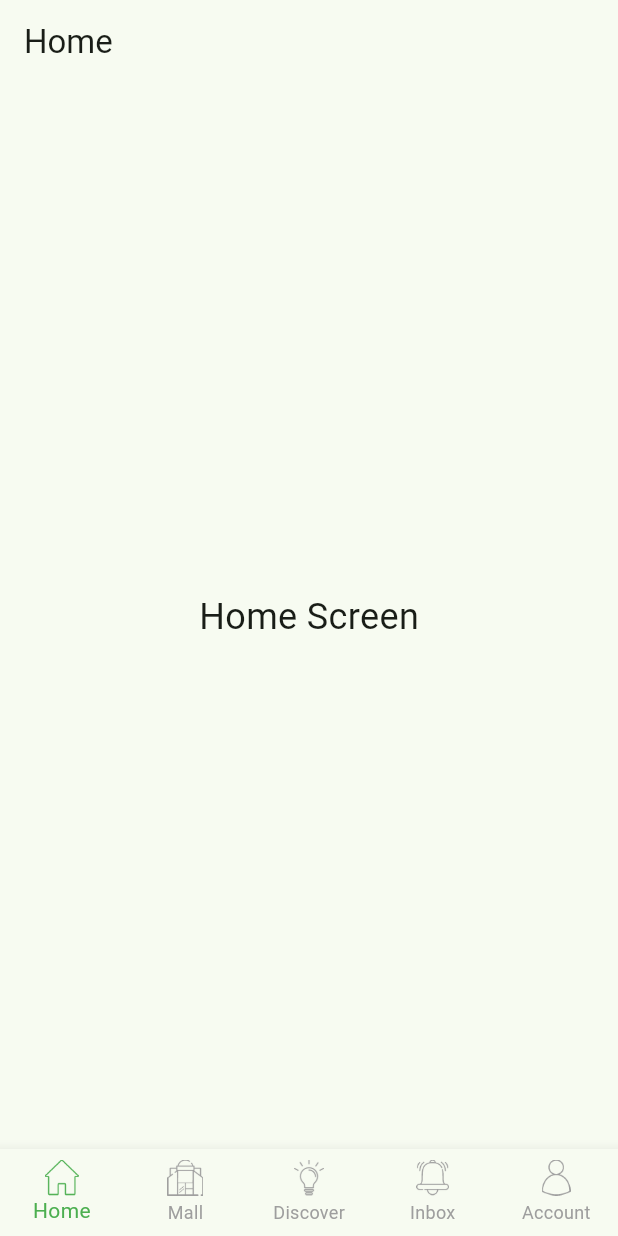
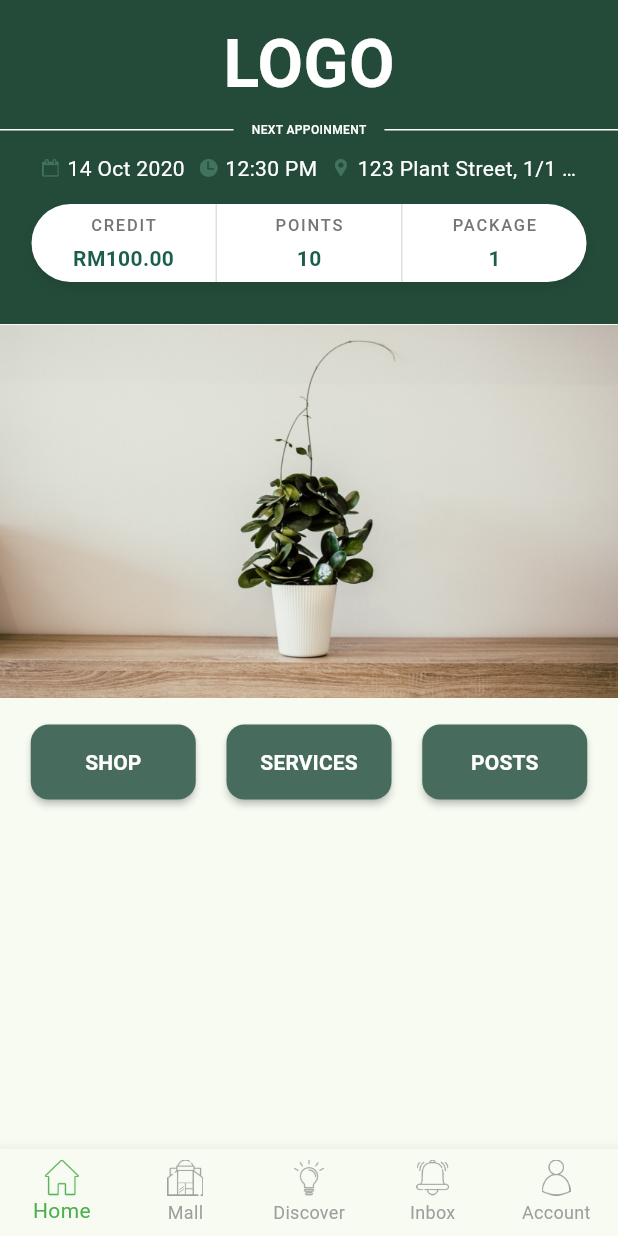
Before and after one commit to muhAzri/sei_asia_dev_test, a Flutter app: the screen it shows after launch, on a phone screen of 412 x 824 dp. Run offline on Flutter 3.47's test engine with Material 3 defaults, Android fonts, the phone set to English and light mode, and no system bars; our stand-ins replace go_router.

Commit message:
feat(home): implement home screen UI with appointment info and action buttons

```diff
--- a/lib/constants/assets.dart
+++ b/lib/constants/assets.dart
@@ -43,7 +43,8 @@ class Assets {
 
   // Banner Images
   static const String bannerHome = 'assets/images/banners/home_banner.jpg';
-  static const String bannerTrendingDiscoveries = 'assets/images/banners/trending_discoveries.jpg';
+  static const String bannerTrendingDiscoveries =
+      'assets/images/banners/trending_discoveries.jpg';
 
   // Photos
   static const String photoImage = 'assets/images/photos/image.jpg';
--- a/lib/screens/home_screen.dart
+++ b/lib/screens/home_screen.dart
@@ -1,4 +1,9 @@
 import 'package:flutter/material.dart';
+import 'package:sei_asia_dev_test/constants/assets.dart';
+import 'package:sei_asia_dev_test/widgets/home/credit_info.dart';
+import 'package:sei_asia_dev_test/widgets/home/logo_text.dart';
+import 'package:sei_asia_dev_test/widgets/home/menu_button.dart';
+import 'package:sei_asia_dev_test/widgets/home/section_divider.dart';
 
 class HomeScreen extends StatelessWidget {
   const HomeScreen({super.key});
@@ -6,15 +11,87 @@ class HomeScreen extends StatelessWidget {
   @override
   Widget build(BuildContext context) {
     return Scaffold(
-      appBar: AppBar(
-        title: const Text('Home'),
+      body: ListView(children: [HomeHeader(), HomeBanner(), HomeButtons()]),
+    );
+  }
+}
+
+class HomeHeader extends StatelessWidget {
+  const HomeHeader({super.key});
+
+  @override
+  Widget build(BuildContext context) {
+    return Container(
+      padding: const EdgeInsets.only(top: 12, bottom: 28),
+      decoration: const BoxDecoration(color: Color(0xFF244B3A)),
+      child: Column(
+        mainAxisAlignment: MainAxisAlignment.center,
+        children: [
+          LogoText(),
+          const SizedBox(height: 6),
+          SectionDivider(label: "NEXT APPOINMENT"),
+          const SizedBox(height: 10),
+          Padding(
+            padding: const EdgeInsets.symmetric(horizontal: 18),
+            child: Row(
+              mainAxisAlignment: MainAxisAlignment.spaceEvenly,
+              children: [
+                _buildAppointmentInfo(Assets.iconCalendar, "14 Oct 2020"),
+                _buildAppointmentInfo(Assets.iconClockAlt, '12:30 PM'),
+                _buildAppointmentInfo(
+                  Assets.iconLocationAlt,
+                  '123 Plant Street, 1/1 …',
+                ),
+              ],
+            ),
+          ),
+          const SizedBox(height: 14),
+          CreditInfoWidget(credit: 100, points: 10, package: 1),
+        ],
       ),
-      body: const Center(
-        child: Text(
-          'Home Screen',
-          style: TextStyle(fontSize: 24),
-        ),
+    );
+  }
+
+  Widget _buildAppointmentInfo(String iconPath, String value) {
+    return Row(
+      children: [
+        Image.asset(iconPath, width: 12, height: 12),
+        const SizedBox(width: 5),
+        Text(value, style: const TextStyle(fontSize: 14, color: Colors.white)),
+      ],
+    );
+  }
+}
+
+class HomeBanner extends StatelessWidget {
+  const HomeBanner({super.key});
+
+  @override
+  Widget build(BuildContext context) {
+    return Container(
+      height: 250,
+      decoration: BoxDecoration(
+        image: DecorationImage(image: AssetImage(Assets.bannerHome)),
       ),
     );
   }
 }
+
+class HomeButtons extends StatelessWidget {
+  const HomeButtons({super.key});
+
+  @override
+  Widget build(BuildContext context) {
+    return Container(
+      margin: EdgeInsets.only(top: 17, bottom: 22),
+      child: Row(
+        mainAxisAlignment: MainAxisAlignment.spaceEvenly,
+        children: [
+          MenuButton(text: 'SHOP', onPressed: () {}),
+          MenuButton(text: 'SERVICES', onPressed: () {}),
+          MenuButton(text: 'POSTS', onPressed: () {}),
+        ],
+      ),
+    );
+  }
+}
--- /dev/null
+++ b/lib/widgets/home/credit_info.dart
@@ -0,0 +1,78 @@
+import 'package:flutter/material.dart';
+
+class CreditInfoWidget extends StatelessWidget {
+  final double credit;
+  final int points;
+  final int package;
+
+  const CreditInfoWidget({
+    super.key,
+    required this.credit,
+    required this.points,
+    required this.package,
+  });
+
+  @override
+  Widget build(BuildContext context) {
+    return Container(
+      margin: const EdgeInsets.symmetric(horizontal: 21),
+      decoration: BoxDecoration(
+        color: Colors.white,
+        borderRadius: BorderRadius.circular(50),
+        boxShadow: [
+          BoxShadow(
+            color: Colors.black.withValues(alpha: 0.1),
+            blurRadius: 10,
+            offset: const Offset(0, 4),
+          ),
+        ],
+      ),
+      child: IntrinsicHeight(
+        child: Row(
+          children: [
+            Expanded(
+              child: _buildSection('CREDIT', 'RM${credit.toStringAsFixed(2)}'),
+            ),
+            _buildDivider(),
+            Expanded(child: _buildSection('POINTS', points.toString())),
+            _buildDivider(),
+            Expanded(child: _buildSection('PACKAGE', package.toString())),
+          ],
+        ),
+      ),
+    );
+  }
+
+  Widget _buildSection(String label, String value) {
+    return Padding(
+      padding: const EdgeInsets.symmetric(vertical: 6, horizontal: 20),
+      child: Column(
+        mainAxisSize: MainAxisSize.min,
+        children: [
+          Text(
+            label,
+            style: TextStyle(
+              fontSize: 11,
+              color: Colors.grey[600],
+              fontWeight: FontWeight.w500,
+              letterSpacing: 1.2,
+            ),
+          ),
+          const SizedBox(height: 4),
+          Text(
+            value,
+            style: const TextStyle(
+              fontSize: 14,
+              color: Color(0xFF1B5E4D),
+              fontWeight: FontWeight.bold,
+            ),
+          ),
+        ],
+      ),
+    );
+  }
+
+  Widget _buildDivider() {
+    return Container(width: 1, color: Colors.grey[300]);
+  }
+}
--- /dev/null
+++ b/lib/widgets/home/logo_text.dart
@@ -0,0 +1,17 @@
+import 'package:flutter/material.dart';
+
+class LogoText extends StatelessWidget {
+  const LogoText({super.key});
+
+  @override
+  Widget build(BuildContext context) {
+    return const Text(
+      "LOGO",
+      style: TextStyle(
+        color: Colors.white,
+        fontWeight: FontWeight.bold,
+        fontSize: 44,
+      ),
+    );
+  }
+}
--- /dev/null
+++ b/lib/widgets/home/menu_button.dart
@@ -0,0 +1,31 @@
+import 'package:flutter/material.dart';
+
+class MenuButton extends StatelessWidget {
+  final String text;
+  final VoidCallback onPressed;
+
+  const MenuButton({super.key, required this.text, required this.onPressed});
+
+  @override
+  Widget build(BuildContext context) {
+    return SizedBox(
+      width: 110,
+      child: ElevatedButton(
+        onPressed: onPressed,
+        style: ElevatedButton.styleFrom(
+          backgroundColor: const Color(0xFF476B5C),
+          foregroundColor: Colors.white,
+          padding: const EdgeInsets.symmetric(vertical: 15),
+          shape: RoundedRectangleBorder(
+            borderRadius: BorderRadius.circular(12),
+          ),
+          elevation: 2,
+        ),
+        child: Text(
+          text,
+          style: const TextStyle(fontSize: 14, fontWeight: FontWeight.bold),
+        ),
+      ),
+    );
+  }
+}
--- /dev/null
+++ b/lib/widgets/home/section_divider.dart
@@ -0,0 +1,37 @@
+import 'package:flutter/material.dart';
+
+class SectionDivider extends StatelessWidget {
+  final String label;
+
+  const SectionDivider({super.key, required this.label});
+
+  @override
+  Widget build(BuildContext context) {
+    return Row(
+      children: [
+        Expanded(
+          child: Container(
+            margin: const EdgeInsets.only(right: 12),
+            height: 1,
+            color: Colors.white,
+          ),
+        ),
+        Text(
+          label,
+          style: const TextStyle(
+            color: Colors.white,
+            fontSize: 8,
+            fontWeight: FontWeight.w500,
+          ),
+        ),
+        Expanded(
+          child: Container(
+            margin: const EdgeInsets.only(left: 12),
+            height: 1,
+            color: Colors.white,
+          ),
+        ),
+      ],
+    );
+  }
+}
--- a/lib/widgets/main_navigation.dart
+++ b/lib/widgets/main_navigation.dart
@@ -5,10 +5,7 @@ import '../constants/assets.dart';
 class MainNavigation extends StatelessWidget {
   final StatefulNavigationShell navigationShell;
 
-  const MainNavigation({
-    super.key,
-    required this.navigationShell,
-  });
+  const MainNavigation({super.key, required this.navigationShell});
 
   @override
   Widget build(BuildContext context) {
@@ -31,7 +28,9 @@ class MainNavigation extends StatelessWidget {
               Assets.navHome,
               width: 24,
               height: 24,
-              color: navigationShell.currentIndex == 0 ? Colors.green : Colors.grey,
+              color: navigationShell.currentIndex == 0
+                  ? Colors.green
+                  : Colors.grey,
             ),
             label: 'Home',
           ),
@@ -40,7 +39,9 @@ class MainNavigation extends StatelessWidget {
               Assets.navMall,
               width: 24,
               height: 24,
-              color: navigationShell.currentIndex == 1 ? Colors.green : Colors.grey,
+              color: navigationShell.currentIndex == 1
+                  ? Colors.green
+                  : Colors.grey,
             ),
             label: 'Mall',
           ),
@@ -49,7 +50,9 @@ class MainNavigation extends StatelessWidget {
               Assets.navDiscover,
               width: 24,
               height: 24,
-              color: navigationShell.currentIndex == 2 ? Colors.green : Colors.grey,
+              color: navigationShell.currentIndex == 2
+                  ? Colors.green
+                  : Colors.grey,
             ),
             label: 'Discover',
           ),
@@ -58,7 +61,9 @@ class MainNavigation extends StatelessWidget {
               Assets.navInbox,
               width: 24,
               height: 24,
-              color: navigationShell.currentIndex == 3 ? Colors.green : Colors.grey,
+              color: navigationShell.currentIndex == 3
+                  ? Colors.green
+                  : Colors.grey,
             ),
             label: 'Inbox',
           ),
@@ -67,7 +72,9 @@ class MainNavigation extends StatelessWidget {
               Assets.navAccount,
               width: 24,
               height: 24,
-              color: navigationShell.currentIndex == 4 ? Colors.green : Colors.grey,
+              color: navigationShell.currentIndex == 4
+                  ? Colors.green
+                  : Colors.grey,
             ),
             label: 'Account',
           ),
```
Also changed, not shown: lib/screens/account_screen.dart (+2 -7 lines), lib/screens/discover_screen.dart (+2 -7 lines), lib/screens/inbox_screen.dart (+2 -7 lines), lib/screens/mall_screen.dart (+2 -7 lines).
